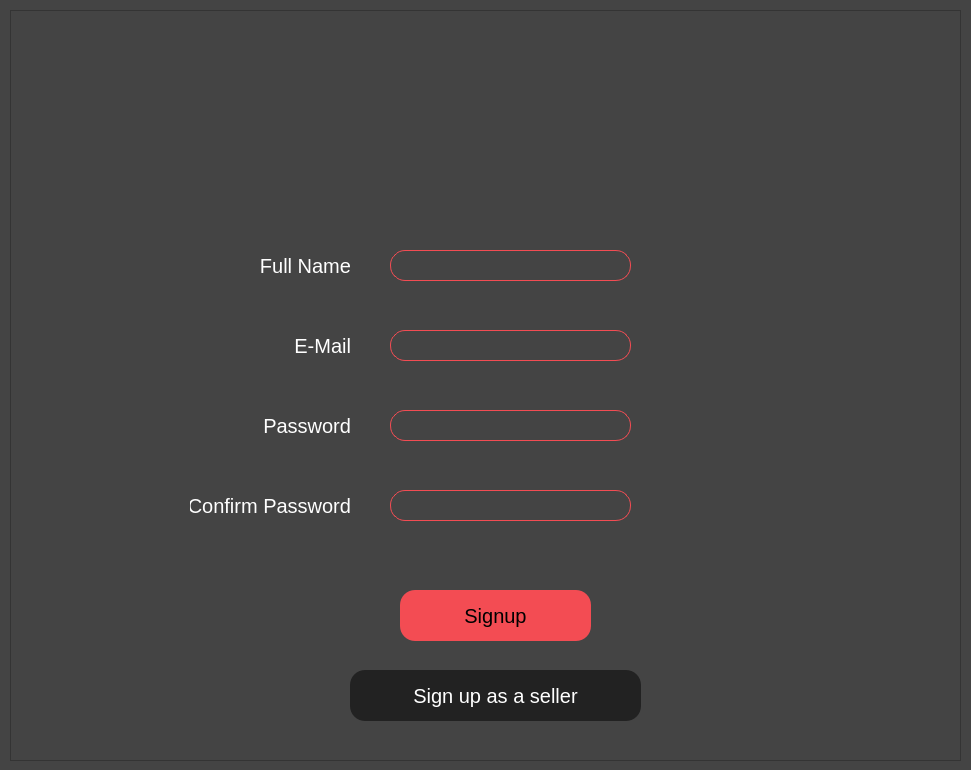
Qt form EComm/customer_signup.ui (ManavNirgund/Ecommerce-manager) before a commit.
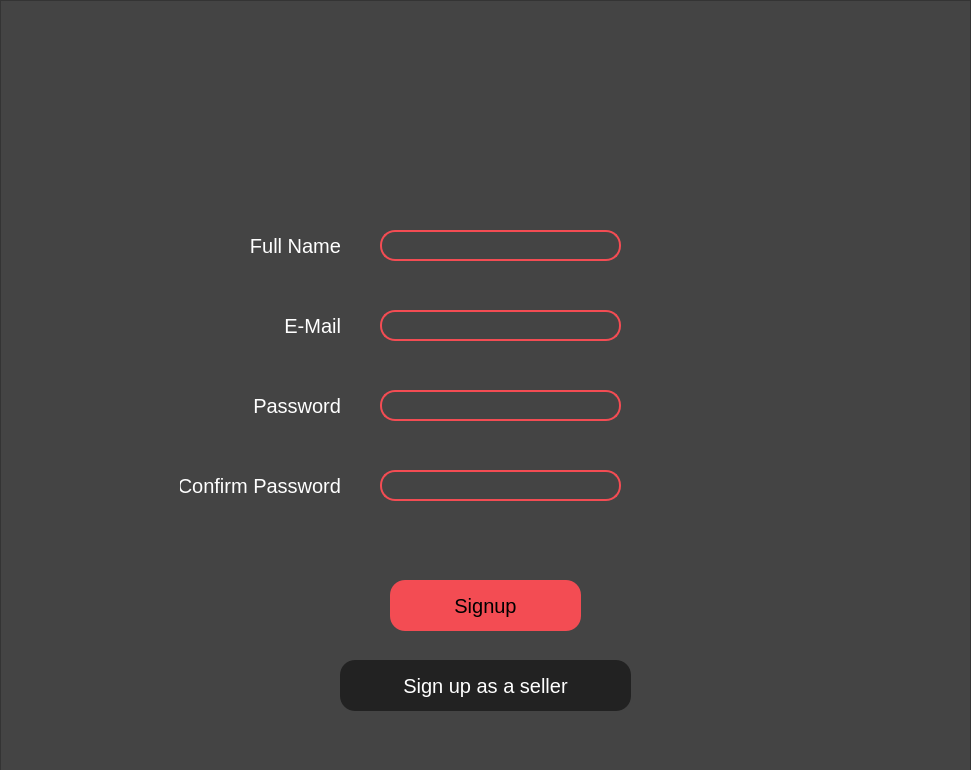
The same form after that commit. Icons and pictures are not drawn.

The edit to the form file:
```diff
--- a/EComm/customer_signup.ui
+++ b/EComm/customer_signup.ui
@@ -31,17 +31,20 @@
    </iconset>
   </property>
   <property name="styleSheet">
-   <string notr="true">background: #444</string>
+   <string notr="true">background: white;</string>
   </property>
   <widget class="QFrame" name="frm_Signup">
    <property name="geometry">
     <rect>
-     <x>10</x>
-     <y>10</y>
-     <width>951</width>
-     <height>751</height>
+     <x>0</x>
+     <y>0</y>
+     <width>971</width>
+     <height>771</height>
     </rect>
    </property>
+   <property name="styleSheet">
+    <string notr="true">background: #444</string>
+   </property>
    <property name="frameShape">
     <enum>QFrame::StyledPanel</enum>
    </property>
@@ -79,7 +82,7 @@
     <property name="geometry">
      <rect>
       <x>380</x>
-      <y>400</y>
+      <y>390</y>
       <width>241</width>
       <height>31</height>
      </rect>
@@ -88,7 +91,7 @@
      <enum>Qt::NoFocus</enum>
     </property>
     <property name="styleSheet">
-     <string notr="true">border: 1px solid rgb(243, 76, 83);
+     <string notr="true">border: 2px solid rgb(243, 76, 83);
 border-radius: 15px;
 padding-left: 10px;
 padding-bottom: 1px;
@@ -100,7 +103,7 @@
     <property name="geometry">
      <rect>
       <x>380</x>
-      <y>320</y>
+      <y>310</y>
       <width>241</width>
       <height>31</height>
      </rect>
@@ -109,7 +112,7 @@
      <enum>Qt::NoFocus</enum>
     </property>
     <property name="styleSheet">
-     <string notr="true">border: 1px solid rgb(243, 76, 83);
+     <string notr="true">border: 2px solid rgb(243, 76, 83);
 border-radius: 15px;
 padding-left: 10px;
 padding-bottom: 1px;
@@ -121,7 +124,7 @@
     <property name="geometry">
      <rect>
       <x>230</x>
-      <y>400</y>
+      <y>390</y>
       <width>111</width>
       <height>31</height>
      </rect>
@@ -141,7 +144,7 @@
     <property name="geometry">
      <rect>
       <x>230</x>
-      <y>320</y>
+      <y>310</y>
       <width>111</width>
       <height>31</height>
      </rect>
@@ -161,7 +164,7 @@
     <property name="geometry">
      <rect>
       <x>220</x>
-      <y>240</y>
+      <y>230</y>
       <width>121</width>
       <height>31</height>
      </rect>
@@ -181,7 +184,7 @@
     <property name="geometry">
      <rect>
       <x>380</x>
-      <y>240</y>
+      <y>230</y>
       <width>241</width>
       <height>31</height>
      </rect>
@@ -190,7 +193,7 @@
      <enum>Qt::StrongFocus</enum>
     </property>
     <property name="styleSheet">
-     <string notr="true">border: 1px solid rgb(243, 76, 83);
+     <string notr="true">border: 2px solid rgb(243, 76, 83);
 border-radius: 15px;
 padding-left: 10px;
 padding-bottom: 1px;
@@ -205,7 +208,7 @@
     <property name="geometry">
      <rect>
       <x>380</x>
-      <y>480</y>
+      <y>470</y>
       <width>241</width>
       <height>31</height>
      </rect>
@@ -214,7 +217,7 @@
      <enum>Qt::NoFocus</enum>
     </property>
     <property name="styleSheet">
-     <string notr="true">border: 1px solid rgb(243, 76, 83);
+     <string notr="true">border: 2px solid rgb(243, 76, 83);
 border-radius: 15px;
 padding-left: 10px;
 padding-bottom: 1px;
@@ -226,7 +229,7 @@
     <property name="geometry">
      <rect>
       <x>180</x>
-      <y>480</y>
+      <y>470</y>
       <width>161</width>
       <height>31</height>
      </rect>
```
Left out of the diff: 56 changed lines with no effect on the pictures.
